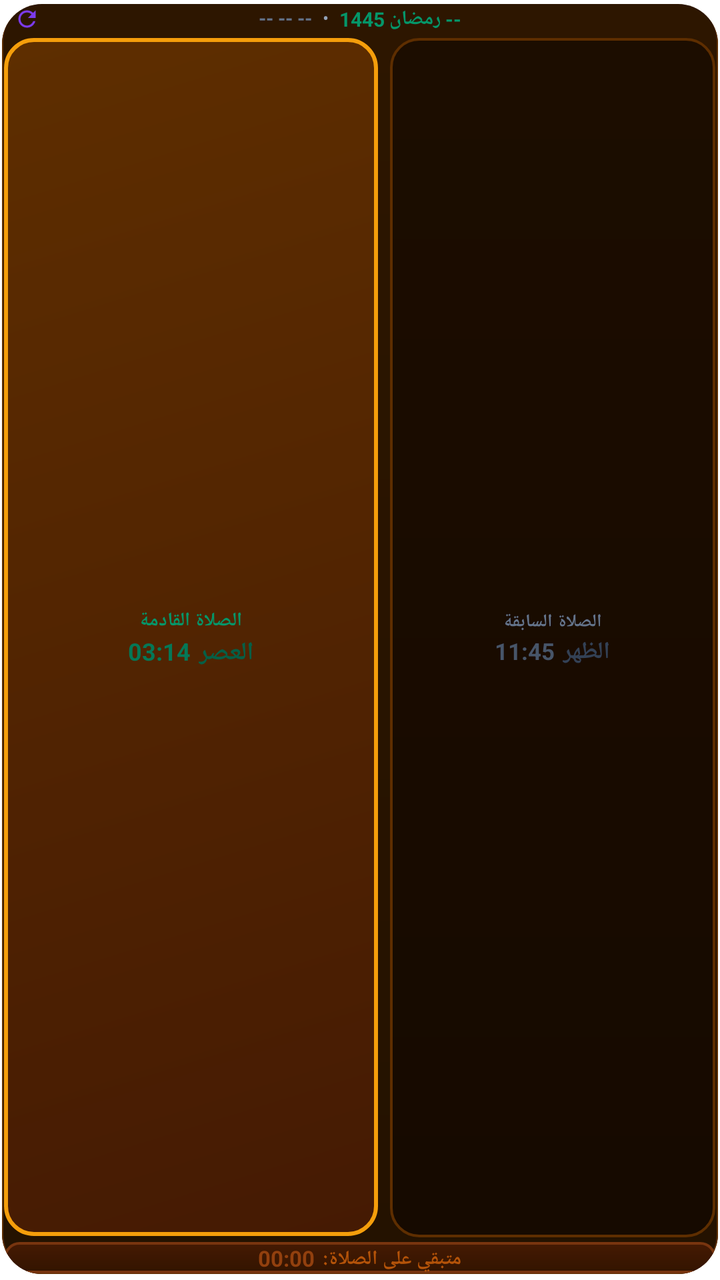
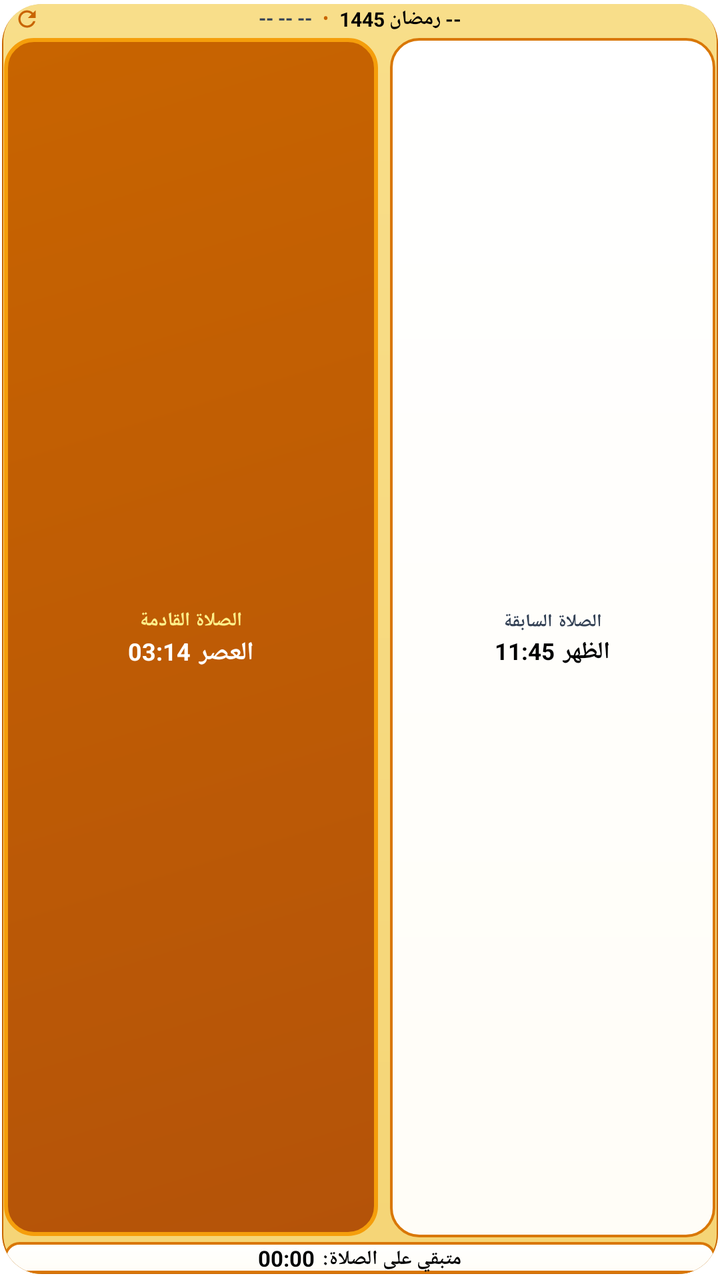

Before-and-after screenshots of an Android layout around one commit, followed by the original layout XML and the change that was made.
<!-- AndroidManifest.xml: application theme AppTheme.NoActionBar -->
<!-- res/layout/prayer_widget_compact_small.xml -->
<?xml version="1.0" encoding="utf-8"?>
<LinearLayout xmlns:android="http://schemas.android.com/apk/res/android"
    android:id="@+id/widget_root"
    android:layout_width="match_parent"
    android:layout_height="match_parent"
    android:orientation="vertical"
    android:layoutDirection="rtl"
    android:background="@drawable/widget_compact_bg"
    android:clipToOutline="true"
    android:padding="2dp">

    
    <LinearLayout
        android:id="@+id/compact_header_row"
        android:layout_width="match_parent"
        android:layout_height="wrap_content"
        android:orientation="horizontal"
        android:gravity="center_vertical"
        android:paddingStart="4dp"
        android:paddingEnd="4dp"
        android:paddingBottom="1dp">

        <ImageView
            android:id="@+id/widget_app_icon"
            android:layout_width="15dp"
            android:layout_height="15dp"
            android:src="@mipmap/ic_launcher"
            android:contentDescription="App Icon" />

        <LinearLayout
            android:id="@+id/compact_date_container"
            android:layout_width="0dp"
            android:layout_weight="1"
            android:layout_height="wrap_content"
            android:orientation="horizontal"
            android:gravity="center">

            <TextView
                android:id="@+id/compact_hijri_date"
                android:layout_width="wrap_content"
                android:layout_height="wrap_content"
                android:text="-- رمضان 1445"
                android:textColor="#059669"
                android:textSize="10sp"
                android:textStyle="bold"
                android:singleLine="true"
                android:includeFontPadding="false" />

            <TextView
                android:id="@+id/compact_date_sep"
                android:layout_width="wrap_content"
                android:layout_height="wrap_content"
                android:text=" • "
                android:textColor="#94A3B8"
                android:textSize="9sp"
                android:layout_marginStart="3dp"
                android:layout_marginEnd="3dp"
                android:includeFontPadding="false" />

            <TextView
                android:id="@+id/compact_gregorian_date"
                android:layout_width="wrap_content"
                android:layout_height="wrap_content"
                android:text="-- -- --"
                android:textColor="#64748B"
                android:textSize="9.5sp"
                android:textStyle="bold"
                android:singleLine="true"
                android:includeFontPadding="false" />
        </LinearLayout>

        <ImageView
            android:id="@+id/widget_btn_refresh"
            android:layout_width="15dp"
            android:layout_height="15dp"
            android:src="@drawable/ic_widget_refresh"
            android:padding="1dp"
            android:contentDescription="Refresh" />
    </LinearLayout>

    
    <LinearLayout
        android:id="@+id/compact_cards_row"
        android:layout_width="match_parent"
        android:layout_height="0dp"
        android:layout_weight="1"
        android:orientation="horizontal"
        android:gravity="center"
        android:baselineAligned="false"
        android:paddingTop="1dp"
        android:paddingBottom="1dp">

        
        <LinearLayout
            android:id="@+id/compact_prev_card"
            android:layout_width="0dp"
            android:layout_weight="1"
            android:layout_height="match_parent"
            android:orientation="vertical"
            android:gravity="center"
            android:background="@drawable/widget_compact_prev_card"
            android:paddingStart="4dp"
            android:paddingEnd="4dp"
            android:paddingTop="1dp"
            android:paddingBottom="1dp"
            android:layout_marginEnd="3dp">

            <TextView
                android:id="@+id/compact_prev_label"
                android:layout_width="wrap_content"
                android:layout_height="wrap_content"
                android:text="الصلاة السابقة"
                android:textColor="#64748B"
                android:textSize="9sp"
                android:textStyle="bold"
                android:singleLine="true"
                android:includeFontPadding="false" />

            <LinearLayout
                android:layout_width="wrap_content"
                android:layout_height="wrap_content"
                android:orientation="horizontal"
                android:gravity="center"
                android:layout_marginTop="1dp">

                <TextView
                    android:id="@+id/compact_prev_name"
                    android:layout_width="wrap_content"
                    android:layout_height="wrap_content"
                    android:text="الظهر"
                    android:textColor="#334155"
                    android:textSize="12sp"
                    android:textStyle="bold"
                    android:singleLine="true"
                    android:includeFontPadding="false"
                    android:layout_marginEnd="4dp" />

                <TextView
                    android:id="@+id/compact_prev_time"
                    android:layout_width="wrap_content"
                    android:layout_height="wrap_content"
                    android:text="11:45"
                    android:textColor="#475569"
                    android:textSize="11.5sp"
                    android:textStyle="bold"
                    android:singleLine="true"
                    android:includeFontPadding="false" />
            </LinearLayout>
        </LinearLayout>

        
        <LinearLayout
            android:id="@+id/compact_next_card"
            android:layout_width="0dp"
            android:layout_weight="1.15"
            android:layout_height="match_parent"
            android:orientation="vertical"
            android:gravity="center"
            android:background="@drawable/widget_compact_next_card"
            android:paddingStart="4dp"
            android:paddingEnd="4dp"
            android:paddingTop="1dp"
            android:paddingBottom="1dp"
            android:layout_marginStart="3dp">

            <TextView
                android:id="@+id/compact_next_label"
                android:layout_width="wrap_content"
                android:layout_height="wrap_content"
                android:text="الصلاة القادمة"
                android:textColor="#059669"
                android:textSize="9.5sp"
                android:textStyle="bold"
                android:singleLine="true"
                android:includeFontPadding="false" />

            <LinearLayout
                android:layout_width="wrap_content"
                android:layout_height="wrap_content"
                android:orientation="horizontal"
                android:gravity="center"
                android:layout_marginTop="1dp">

                <TextView
                    android:id="@+id/compact_next_name"
                    android:layout_width="wrap_content"
                    android:layout_height="wrap_content"
                    android:text="العصر"
                    android:textColor="#065F46"
                    android:textSize="12.5sp"
                    android:textStyle="bold"
                    android:singleLine="true"
                    android:includeFontPadding="false"
                    android:layout_marginEnd="4dp" />

                <TextView
                    android:id="@+id/compact_next_time"
                    android:layout_width="wrap_content"
                    android:layout_height="wrap_content"
                    android:text="03:14"
                    android:textColor="#047857"
                    android:textSize="12sp"
                    android:textStyle="bold"
                    android:singleLine="true"
                    android:includeFontPadding="false" />
            </LinearLayout>
        </LinearLayout>
    </LinearLayout>

    
    <LinearLayout
        android:id="@+id/compact_countdown_card"
        android:layout_width="match_parent"
        android:layout_height="wrap_content"
        android:orientation="horizontal"
        android:gravity="center"
        android:background="@drawable/widget_countdown_ribbon"
        android:paddingTop="1.5dp"
        android:paddingBottom="1.5dp"
        android:paddingStart="8dp"
        android:paddingEnd="8dp">

        <TextView
            android:id="@+id/compact_remaining_label"
            android:layout_width="wrap_content"
            android:layout_height="wrap_content"
            android:text="متبقي على الصلاة:"
            android:textColor="#B45309"
            android:textSize="10sp"
            android:textStyle="bold"
            android:singleLine="true"
            android:includeFontPadding="false"
            android:layout_marginEnd="4dp" />

        <Chronometer
            android:id="@+id/compact_chronometer"
            android:layout_width="wrap_content"
            android:layout_height="wrap_content"
            android:textColor="#92400E"
            android:textSize="11sp"
            android:textStyle="bold"
            android:includeFontPadding="false"
            android:countDown="true" />

        <TextView
            android:id="@+id/compact_remaining_en"
            android:layout_width="wrap_content"
            android:layout_height="wrap_content"
            android:textColor="#92400E"
            android:textSize="11sp"
            android:textStyle="bold"
            android:includeFontPadding="false"
            android:visibility="gone" />
    </LinearLayout>
</LinearLayout>
<!-- resources referenced by this layout -->
<resources>
  <!-- drawable ic_widget_refresh (drawable) -->
  <vector xmlns:android="http://schemas.android.com/apk/res/android"
      android:width="24dp"
      android:height="24dp"
      android:viewportWidth="24"
      android:viewportHeight="24">
    <path
        android:fillColor="#7c3aed"
        android:pathData="M17.65,6.35C16.2,4.9 14.21,4 12,4c-4.42,0 -7.99,3.58 -7.99,8s3.57,8 7.99,8c3.73,0 6.84,-2.55 7.73,-6h-2.08c-0.82,2.33 -3.04,4 -5.65,4 -3.31,0 -6,-2.69 -6,-6s2.69,-6 6,-6c1.66,0 3.14,0.69 4.22,1.78L13,11h7V4l-2.35,2.35z"/>
  </vector>
  <!-- drawable widget_compact_bg (drawable) -->
  <?xml version="1.0" encoding="utf-8"?>
  <layer-list xmlns:android="http://schemas.android.com/apk/res/android">
      
      <item android:top="2dp" android:left="1dp" android:right="1dp" android:bottom="3dp">
          <shape>
              <solid android:color="#40000000" />
              <corners android:radius="20dp" />
          </shape>
      </item>
      
      <item android:bottom="2dp">
          <shape>
              <gradient
                  android:angle="90"
                  android:startColor="#241200"
                  android:endColor="#2D1600" />
              <corners android:radius="20dp" />
              <stroke android:width="1.5dp" android:color="#5E2E00" />
          </shape>
      </item>
  </layer-list>
  <!-- drawable widget_compact_next_card (drawable) -->
  <?xml version="1.0" encoding="utf-8"?>
  <layer-list xmlns:android="http://schemas.android.com/apk/res/android">
      
      <item android:top="2dp" android:left="1dp" android:right="1dp" android:bottom="3dp">
          <shape>
              <solid android:color="#40F59E0B" />
              <corners android:radius="14dp" />
          </shape>
      </item>
      
      <item android:bottom="2dp">
          <shape>
              <gradient
                  android:angle="135"
                  android:startColor="#451A03"
                  android:endColor="#5E2E00" />
              <corners android:radius="14dp" />
              <stroke android:width="2dp" android:color="#F59E0B" />
          </shape>
      </item>
  </layer-list>
  <!-- drawable widget_compact_prev_card (drawable) -->
  <?xml version="1.0" encoding="utf-8"?>
  <layer-list xmlns:android="http://schemas.android.com/apk/res/android">
      
      <item android:top="1dp" android:left="1dp" android:right="1dp" android:bottom="2dp">
          <shape>
              <solid android:color="#20000000" />
              <corners android:radius="14dp" />
          </shape>
      </item>
      
      <item android:bottom="1.5dp">
          <shape>
              <gradient
                  android:angle="90"
                  android:startColor="#160A00"
                  android:endColor="#1C0D00" />
              <corners android:radius="14dp" />
              <stroke android:width="1.2dp" android:color="#5E2E00" />
          </shape>
      </item>
  </layer-list>
  <!-- drawable widget_countdown_ribbon (drawable) -->
  <?xml version="1.0" encoding="utf-8"?>
  <layer-list xmlns:android="http://schemas.android.com/apk/res/android">
      
      <item android:top="1dp" android:left="1dp" android:right="1dp" android:bottom="2dp">
          <shape>
              <solid android:color="#20000000" />
              <corners android:radius="14dp" />
          </shape>
      </item>
      
      <item android:bottom="1.5dp">
          <shape>
              <gradient
                  android:angle="90"
                  android:startColor="#331400"
                  android:endColor="#451A03" />
              <corners android:radius="14dp" />
              <stroke android:width="1.2dp" android:color="#78350F" />
          </shape>
      </item>
  </layer-list>
  <!-- mipmap ic_launcher (mipmap-anydpi-v26) -->
  <?xml version="1.0" encoding="utf-8"?>
  <adaptive-icon xmlns:android="http://schemas.android.com/apk/res/android">
      <background android:drawable="@color/ic_launcher_background" />
      <foreground android:drawable="@mipmap/ic_launcher_foreground" />
  </adaptive-icon>
  <color name="ic_launcher_background">#FFFFFF</color>
</resources>

<!-- the commit's change to res/layout/prayer_widget_compact_small.xml (unified diff, before → after) -->
@@ -40,7 +40,7 @@
                 android:layout_width="wrap_content"
                 android:layout_height="wrap_content"
                 android:text="-- رمضان 1445"
-                android:textColor="#059669"
+                android:textColor="#000000"
                 android:textSize="10sp"
                 android:textStyle="bold"
                 android:singleLine="true"
@@ -51,7 +51,7 @@
                 android:layout_width="wrap_content"
                 android:layout_height="wrap_content"
                 android:text=" • "
-                android:textColor="#94A3B8"
+                android:textColor="#C86400"
                 android:textSize="9sp"
                 android:layout_marginStart="3dp"
                 android:layout_marginEnd="3dp"
@@ -62,7 +62,7 @@
                 android:layout_width="wrap_content"
                 android:layout_height="wrap_content"
                 android:text="-- -- --"
-                android:textColor="#64748B"
+                android:textColor="#334155"
                 android:textSize="9.5sp"
                 android:textStyle="bold"
                 android:singleLine="true"
@@ -74,6 +74,7 @@
             android:layout_width="15dp"
             android:layout_height="15dp"
             android:src="@drawable/ic_widget_refresh"
+            android:tint="#C86400"
             android:padding="1dp"
             android:contentDescription="Refresh" />
     </LinearLayout>
@@ -110,7 +111,7 @@
                 android:layout_width="wrap_content"
                 android:layout_height="wrap_content"
                 android:text="الصلاة السابقة"
-                android:textColor="#64748B"
+                android:textColor="#334155"
                 android:textSize="9sp"
                 android:textStyle="bold"
                 android:singleLine="true"
@@ -128,7 +129,7 @@
                     android:layout_width="wrap_content"
                     android:layout_height="wrap_content"
                     android:text="الظهر"
-                    android:textColor="#334155"
+                    android:textColor="#000000"
                     android:textSize="12sp"
                     android:textStyle="bold"
                     android:singleLine="true"
@@ -140,7 +141,7 @@
                     android:layout_width="wrap_content"
                     android:layout_height="wrap_content"
                     android:text="11:45"
-                    android:textColor="#475569"
+                    android:textColor="#000000"
                     android:textSize="11.5sp"
                     android:textStyle="bold"
                     android:singleLine="true"
@@ -168,7 +169,7 @@
                 android:layout_width="wrap_content"
                 android:layout_height="wrap_content"
                 android:text="الصلاة القادمة"
-                android:textColor="#059669"
+                android:textColor="#FEF08A"
                 android:textSize="9.5sp"
                 android:textStyle="bold"
                 android:singleLine="true"
@@ -186,7 +187,7 @@
                     android:layout_width="wrap_content"
                     android:layout_height="wrap_content"
                     android:text="العصر"
-                    android:textColor="#065F46"
+                    android:textColor="#FFFFFF"
                     android:textSize="12.5sp"
                     android:textStyle="bold"
                     android:singleLine="true"
@@ -198,7 +199,7 @@
                     android:layout_width="wrap_content"
                     android:layout_height="wrap_content"
                     android:text="03:14"
-                    android:textColor="#047857"
+                    android:textColor="#FFFFFF"
                     android:textSize="12sp"
                     android:textStyle="bold"
                     android:singleLine="true"
@@ -225,7 +226,7 @@
             android:layout_width="wrap_content"
             android:layout_height="wrap_content"
             android:text="متبقي على الصلاة:"
-            android:textColor="#B45309"
+            android:textColor="#000000"
             android:textSize="10sp"
             android:textStyle="bold"
             android:singleLine="true"
@@ -236,7 +237,7 @@
             android:id="@+id/compact_chronometer"
             android:layout_width="wrap_content"
             android:layout_height="wrap_content"
-            android:textColor="#92400E"
+            android:textColor="#000000"
             android:textSize="11sp"
             android:textStyle="bold"
             android:includeFontPadding="false"
@@ -246,7 +247,7 @@
             android:id="@+id/compact_remaining_en"
             android:layout_width="wrap_content"
             android:layout_height="wrap_content"
-            android:textColor="#92400E"
+            android:textColor="#000000"
             android:textSize="11sp"
             android:textStyle="bold"
             android:includeFontPadding="false"
<!-- resource entries referenced after the edit -->
@@ -25,10 +25,10 @@
           <shape>
               <gradient
                   android:angle="90"
-                  android:startColor="#241200"
-                  android:endColor="#2D1600" />
+                  android:startColor="#F5D576"
+                  android:endColor="#F8DE8A" />
               <corners android:radius="20dp" />
-              <stroke android:width="1.5dp" android:color="#5E2E00" />
+              <stroke android:width="1.5dp" android:color="#C86400" />
           </shape>
       </item>
   </layer-list>
@@ -47,8 +47,8 @@
           <shape>
               <gradient
                   android:angle="135"
-                  android:startColor="#451A03"
-                  android:endColor="#5E2E00" />
+                  android:startColor="#B45309"
+                  android:endColor="#C86400" />
               <corners android:radius="14dp" />
               <stroke android:width="2dp" android:color="#F59E0B" />
           </shape>
@@ -69,10 +69,10 @@
           <shape>
               <gradient
                   android:angle="90"
-                  android:startColor="#160A00"
-                  android:endColor="#1C0D00" />
+                  android:startColor="#FFFDF7"
+                  android:endColor="#FFFFFF" />
               <corners android:radius="14dp" />
-              <stroke android:width="1.2dp" android:color="#5E2E00" />
+              <stroke android:width="1.2dp" android:color="#D97706" />
           </shape>
       </item>
   </layer-list>
@@ -91,10 +91,10 @@
           <shape>
               <gradient
                   android:angle="90"
-                  android:startColor="#331400"
-                  android:endColor="#451A03" />
+                  android:startColor="#FFFDF7"
+                  android:endColor="#FFFFFF" />
               <corners android:radius="14dp" />
-              <stroke android:width="1.2dp" android:color="#78350F" />
+              <stroke android:width="1.2dp" android:color="#D97706" />
           </shape>
       </item>
   </layer-list>
